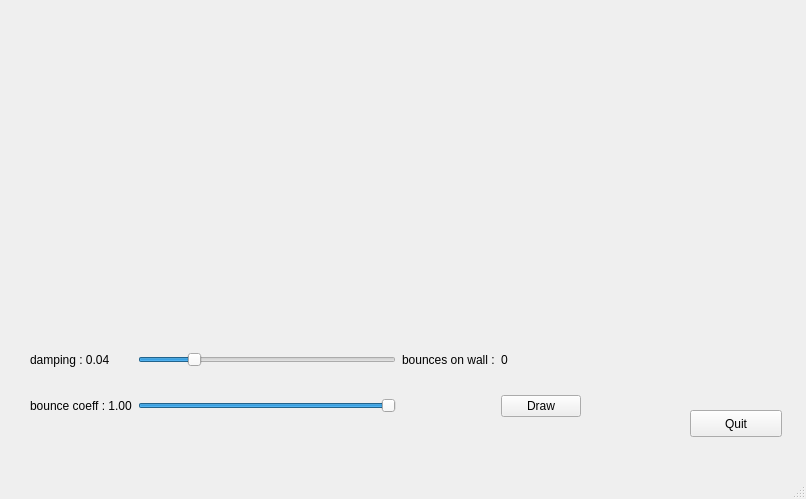
Before: the Qt Designer form mainwindow.ui in SQorchi/project_brickbreaker, drawn with Qt 5.
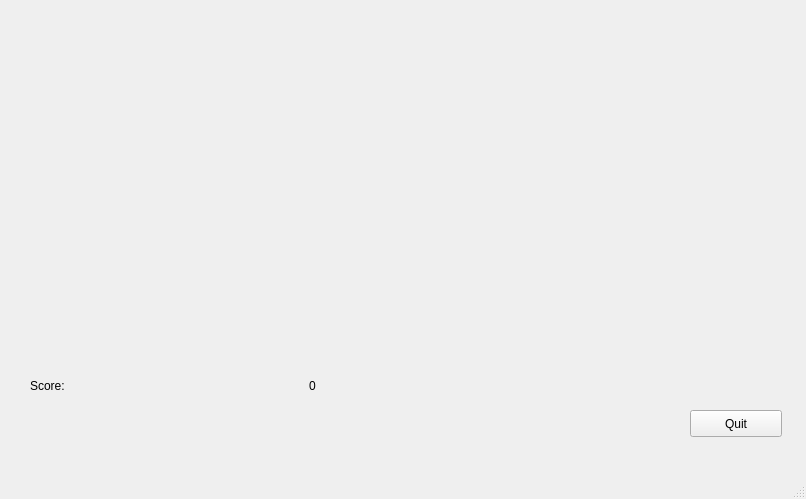
After: the same form once the commit is applied.

Diff of the .ui file:
```diff
--- a/mainwindow.ui
+++ b/mainwindow.ui
@@ -48,58 +48,17 @@
      </rect>
     </property>
     <layout class="QGridLayout" name="gridLayout">
-     <item row="1" column="0">
-      <widget class="QLabel" name="label_damping">
-       <property name="text">
-        <string>damping : 0.04</string>
-       </property>
-      </widget>
-     </item>
-     <item row="3" column="0">
-      <widget class="QLabel" name="label_coeff">
-       <property name="text">
-        <string>bounce coeff : 1.00</string>
-       </property>
-      </widget>
-     </item>
-     <item row="3" column="1">
-      <widget class="QSlider" name="bounce_coeff_slider">
-       <property name="value">
-        <number>99</number>
-       </property>
-       <property name="orientation">
-        <enum>Qt::Horizontal</enum>
-       </property>
-      </widget>
-     </item>
      <item row="1" column="1">
-      <widget class="QSlider" name="damping_slider">
-       <property name="value">
-        <number>20</number>
-       </property>
-       <property name="orientation">
-        <enum>Qt::Horizontal</enum>
-       </property>
-      </widget>
-     </item>
-     <item row="1" column="3">
       <widget class="QLabel" name="bounces_number">
        <property name="text">
         <string>0</string>
        </property>
       </widget>
      </item>
-     <item row="1" column="2">
+     <item row="1" column="0">
       <widget class="QLabel" name="label_bounces">
        <property name="text">
-        <string>bounces on wall :</string>
-       </property>
-      </widget>
-     </item>
-     <item row="3" column="3">
-      <widget class="QPushButton" name="draw">
-       <property name="text">
-        <string>Draw</string>
+        <string>Score:</string>
        </property>
       </widget>
      </item>
```
Left out of the diff: 6 changed lines with no effect on the pictures.
